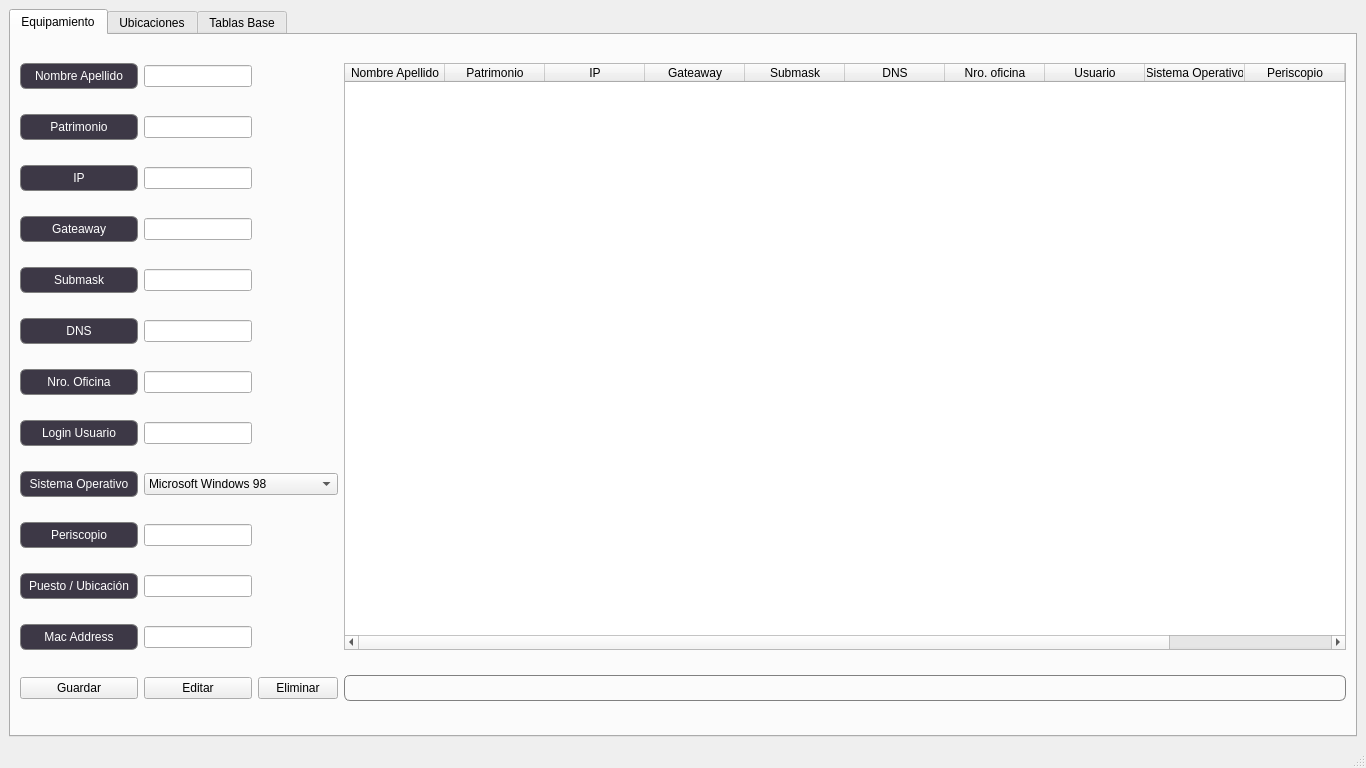
First picture: the form in mainwindow.ui, repository aumaza/parinfo, before the edit.
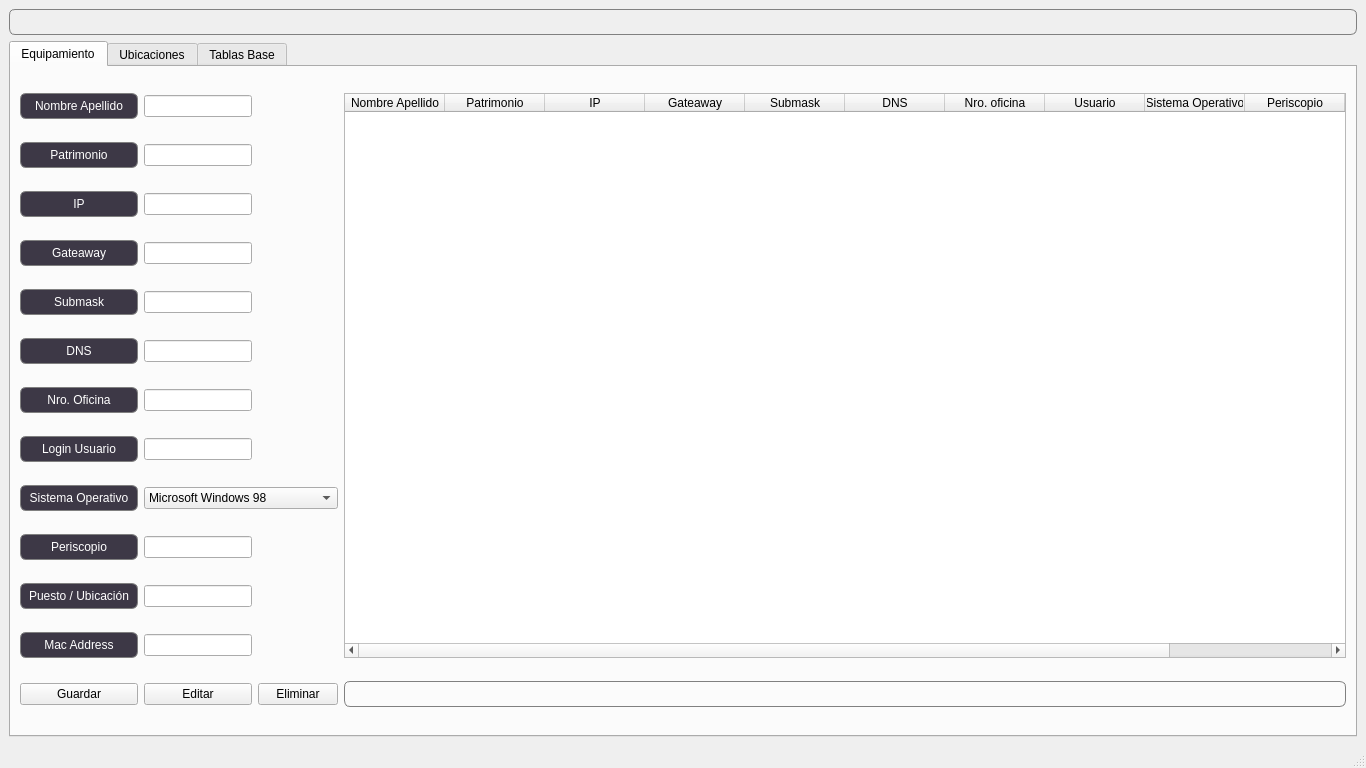
Second picture: the form after the edit. The open tabs and pages were chosen to show the change. Icons and pictures are not drawn.

```diff
--- a/mainwindow.ui
+++ b/mainwindow.ui
@@ -20,7 +20,7 @@
   </property>
   <widget class="QWidget" name="centralwidget">
    <layout class="QGridLayout" name="gridLayout_2">
-    <item row="0" column="0">
+    <item row="1" column="0">
      <layout class="QGridLayout" name="gridLayout">
       <item row="0" column="0">
        <widget class="QTabWidget" name="tabWidget">
@@ -662,6 +662,22 @@
       </item>
      </layout>
     </item>
+    <item row="0" column="0">
+     <widget class="QLabel" name="mensaje_database_ok">
+      <property name="styleSheet">
+       <string notr="true">font: 8pt &quot;Ubuntu&quot;;
+border: 1px solid grey;
+border-radius: 6px;
+padding: 5px;</string>
+      </property>
+      <property name="text">
+       <string/>
+      </property>
+      <property name="alignment">
+       <set>Qt::AlignCenter</set>
+      </property>
+     </widget>
+    </item>
    </layout>
   </widget>
   <widget class="QMenuBar" name="menubar">
```
Left out of the diff: 2 changed lines with no effect on the pictures.
